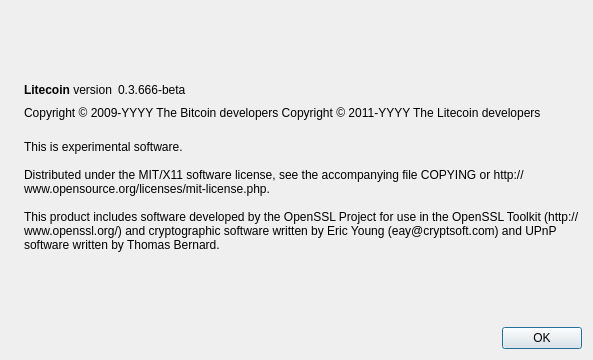
Before: the Qt Designer form src/qt/forms/aboutdialog.ui in fucoin/fucoin, drawn with Qt 5.
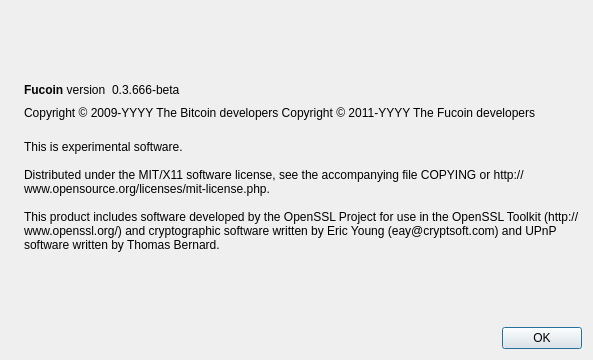
After: the same form once the commit is applied. Icons and pictures are not drawn.

```diff
--- a/src/qt/forms/aboutdialog.ui
+++ b/src/qt/forms/aboutdialog.ui
@@ -50,7 +50,7 @@
           <cursorShape>IBeamCursor</cursorShape>
          </property>
          <property name="text">
-          <string>&lt;b&gt;Litecoin&lt;/b&gt; version</string>
+          <string>&lt;b&gt;Fucoin&lt;/b&gt; version</string>
          </property>
          <property name="textInteractionFlags">
           <set>Qt::LinksAccessibleByMouse|Qt::TextSelectableByKeyboard|Qt::TextSelectableByMouse</set>
@@ -92,7 +92,7 @@
        </property>
        <property name="text">
         <string notr="true">Copyright &amp;copy; 2009-YYYY The Bitcoin developers
-Copyright &amp;copy; 2011-YYYY The Litecoin developers</string>
+Copyright &amp;copy; 2011-YYYY The Fucoin developers</string>
        </property>
        <property name="textFormat">
         <enum>Qt::RichText</enum>
```
Left out of the diff: 2 changed lines with no effect on the pictures.
